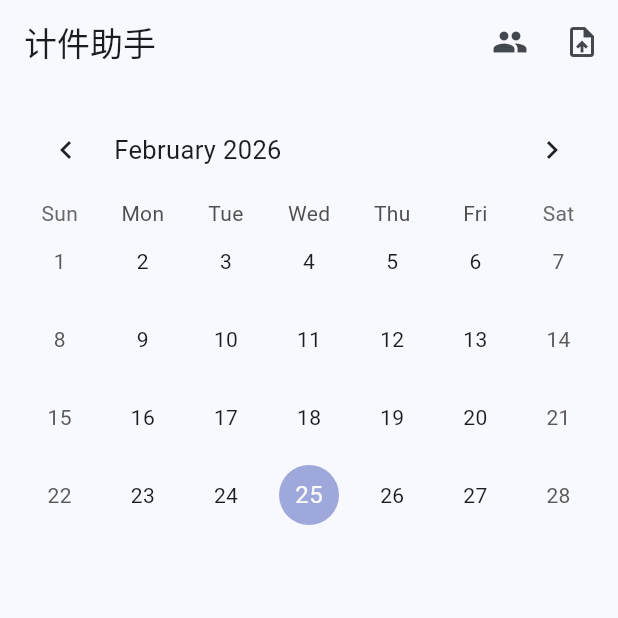
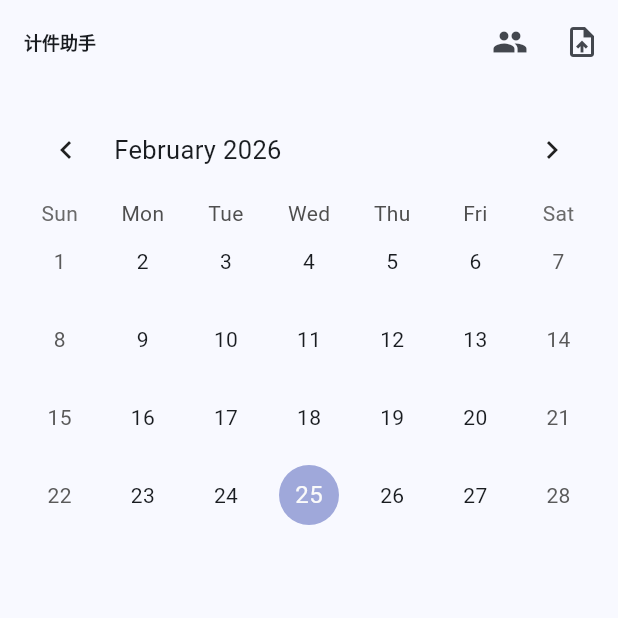
Before and after one commit to yuanyuantsoi/piece_tracker, a Flutter app: the screen it shows after launch, on a phone screen of 412 x 824 dp, the top half of it. Run offline on Flutter 3.47's test engine with Material 3 defaults, Android fonts, the phone set to English and light mode, and no system bars; drawn by our look-alikes of table_calendar; our stand-ins replace flutter_riverpod, share_plus, sqflite; accounts and stored records are empty.

Commit message:
feat(ui): modify the text style of the calendar page

```diff
--- a/lib/app.dart
+++ b/lib/app.dart
@@ -11,6 +11,11 @@ class App extends StatelessWidget {
     return MaterialApp(
       title: '计件助手',
       debugShowCheckedModeBanner: false,
+
+         scrollBehavior: const ScrollBehavior().copyWith(
+        overscroll: false, // 禁用 Android 12+ 的 Stretch 和旧版的 Glow
+      ),
+
       theme: ThemeData(
         colorSchemeSeed: Colors.blue,
         useMaterial3: true,
--- a/lib/pages/calendar_page.dart
+++ b/lib/pages/calendar_page.dart
@@ -93,7 +93,13 @@ Future<void> _exportYear() async {
 
     return Scaffold(
       appBar: AppBar(
-        title: const Text('计件助手'),
+        title: const Text('计件助手',
+            style: TextStyle(
+                fontSize: 12,
+                fontWeight: FontWeight.w900,
+                fontStyle: FontStyle.normal,
+                ),
+            ),
         actions: [
           IconButton(
             icon: const Icon(Icons.people),
--- a/lib/pages/worker_manage_page.dart
+++ b/lib/pages/worker_manage_page.dart
@@ -27,6 +27,7 @@ class WorkerManagePage extends ConsumerWidget {
             return const Center(child: Text('暂无工人'));
           }
           return ListView.separated(
+                  physics: const ClampingScrollPhysics(),
             itemCount: workers.length,
             separatorBuilder: (_, __) => const Divider(height: 1),
             itemBuilder: (context, index) {
```
